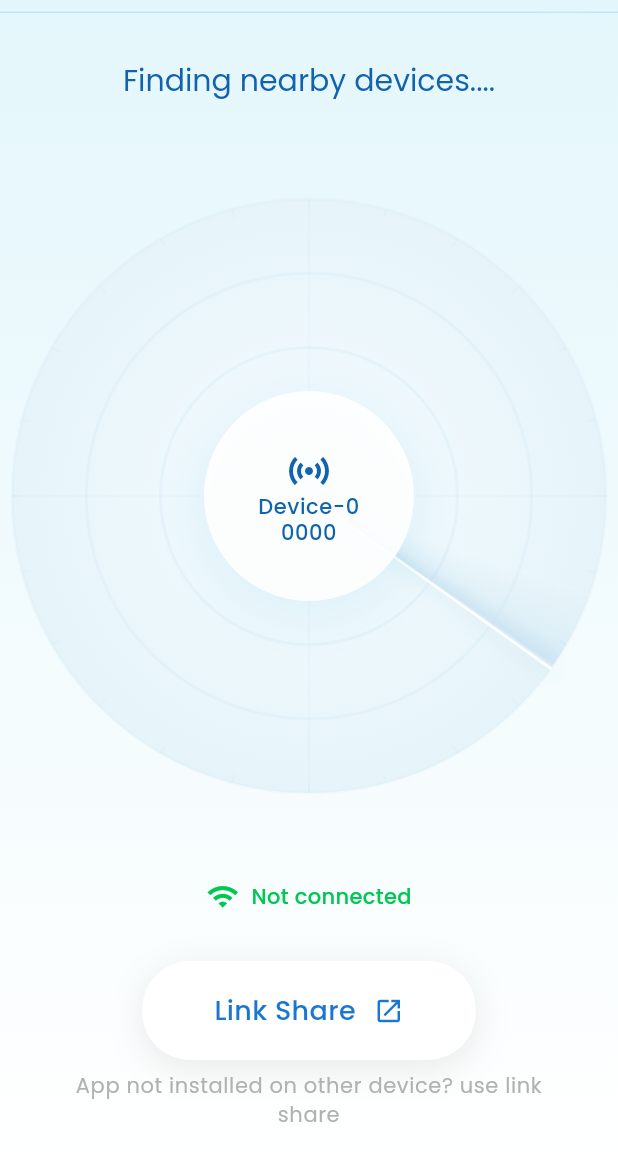
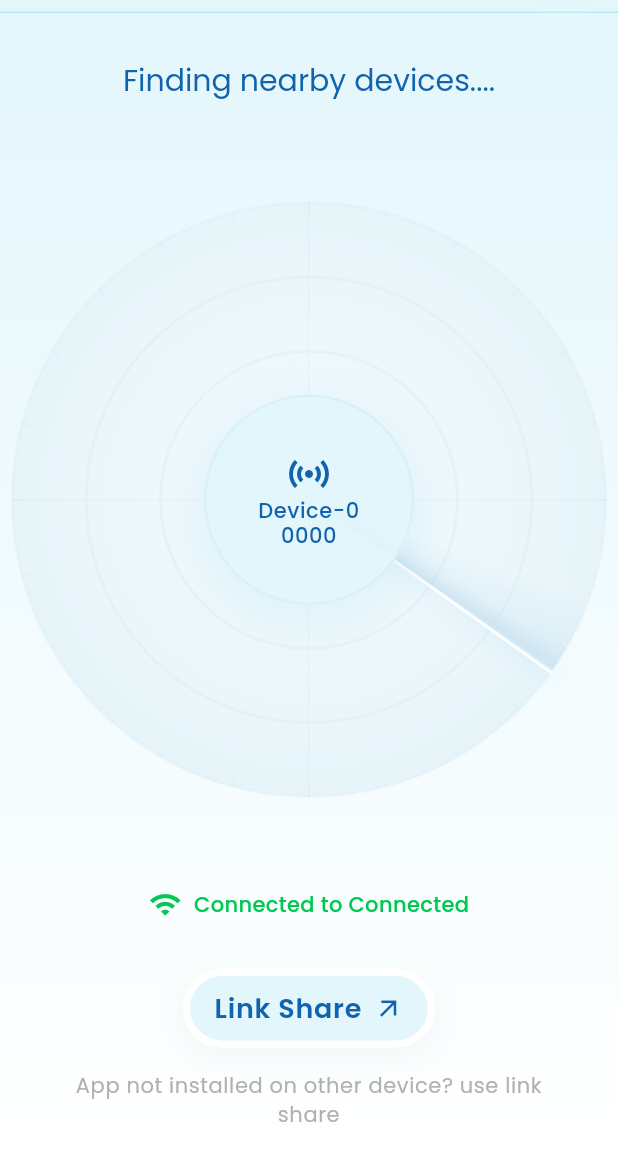
Before and after one commit to dinesh-hannurkar/cpft, a Flutter app: the screen it shows after launch, after a tap on "Use auto-generated name", on a phone screen of 412 x 824 dp, the part 71-1236 px from its top. Run offline on Flutter 3.47's test engine with Material 3 defaults, Android fonts, the phone set to English and light mode, and no system bars; our stand-ins replace file_picker, open_filex, permission_handler, share_plus, shared_preferences, shelf and 1 more; missing offline and left inert: flutter_foreground_task, network_info_plus, nsd; statements that could not run were skipped.

Commit message:
home screen UI completed

```diff
--- a/lib/features/home/presentation/home_screen.dart
+++ b/lib/features/home/presentation/home_screen.dart
@@ -4,6 +4,7 @@ import 'package:cpft/core/constants/app_sizes.dart';
 import 'package:flutter/material.dart';
 import '../../../services/discovery_service.dart';
 import '../../../utils/network_utils.dart';
+import '../../../utils/permissions.dart';
 import '../controllers/home_controller.dart';
 import 'widgets/radar_view.dart';
 import 'widgets/device_dot.dart';
@@ -31,23 +32,50 @@ class _HomeScreenState extends State<HomeScreen> {
   @override
   void initState() {
     super.initState();
+    print("=== HomeScreen initState called ===");
     controller = HomeController(
       discoveryService: widget.discoveryService,
       myDeviceName: widget.myDeviceName,
     );
     controller.init();
-    NetworkUtils.getLanIPv4().then((ip) {
-      if (!mounted) return;
-      setState(() {
-        _networkName = ip != null ? 'Local ($ip)' : null;
-      });
-    });
+    _initializeNetworkName();
   }
 
   @override
   void dispose() {
     controller.dispose();
     super.dispose();
+  }
+
+  Future<void> _initializeNetworkName() async {
+    print("=== _initializeNetworkName called ===");
+    // Request permissions first
+    final permissionsGranted = await AppPermissions.requestNetworkPermissions();
+
+    if (!permissionsGranted) {
+      print('Permissions not granted - WiFi name may not be available');
+      // Check if location permission is permanently denied
+      final locationGranted = await AppPermissions.checkLocationPermission();
+      if (!locationGranted) {
+        print(
+          'Location permission required for WiFi name. Please enable in Settings.',
+        );
+        // Could show a dialog here to guide user to settings
+      }
+    }
+
+    // Get network name (WiFi name or IP-based fallback)
+    final networkName = await NetworkUtils.getWifiName();
+    print(
+      networkName != null
+          ? 'Network name obtained: $networkName'
+          : 'No network name obtained',
+    );
+    if (mounted) {
+      setState(() {
+        _networkName = networkName;
+      });
+    }
   }
 
   @override
@@ -65,7 +93,8 @@ class _HomeScreenState extends State<HomeScreen> {
           double angle = (hash % 360) * pi / 180.0;
           // Keep dots outside center circle: 0.60 .. 0.85 with a tiny radial jitter to reduce overlaps
           double dist = 0.60 + (hash % 50) / 200.0; // 0.60..0.85 base
-          final double jitter = (((hash >> 8) % 7) - 3) / 100.0; // -0.03 .. +0.03
+          final double jitter =
+              (((hash >> 8) % 7) - 3) / 100.0; // -0.03 .. +0.03
           dist = (dist + jitter).clamp(0.58, 0.88);
           // Compute a bucket based on distance to reduce collisions on same ring
           final int bucket = (dist * 10).floor(); // 6..8 typical
@@ -119,9 +148,8 @@ class _HomeScreenState extends State<HomeScreen> {
                     Center(
                       child: Text(
                         'CPFT',
-                        style: Theme.of(context).textTheme.headlineMedium?.apply(
-                          color: AppColors.primary,
-                        ),
+                        style: Theme.of(context).textTheme.headlineMedium
+                            ?.apply(color: AppColors.primary),
                       ),
                     ),
                     Positioned(
@@ -164,7 +192,9 @@ class _HomeScreenState extends State<HomeScreen> {
                       child: AspectRatio(
                         aspectRatio: 1,
                         child: Padding(
-                          padding: const EdgeInsets.symmetric(horizontal: AppSizes.sm),
+                          padding: const EdgeInsets.symmetric(
+                            horizontal: AppSizes.sm,
+                          ),
                           child: RadarView(
                             sweepAngle: controller.sweepAngle,
                             deviceDots: dots,
@@ -176,11 +206,21 @@ class _HomeScreenState extends State<HomeScreen> {
                                 // vertical: AppSizes.xs,
                               ),
                               decoration: BoxDecoration(
-                                color: AppColors.white.withValues(alpha: 0.9),
+                                color: AppColors.secondary.withValues(
+                                  alpha: 0.9,
+                                ),
                                 shape: BoxShape.circle,
+                                border: Border.all(
+                                  color: Color(
+                                    0xFFB8D9ED,
+                                  ).withValues(alpha: 0.2),
+                                  width: 1.5,
+                                ),
                                 boxShadow: [
                                   BoxShadow(
-                                    color: AppColors.skyBlue.withValues(alpha: 0.1),
+                                    color: AppColors.skyBlue.withValues(
+                                      alpha: 0.1,
+                                    ),
                                     blurRadius: 30,
                                     spreadRadius: 5,
                                     offset: const Offset(0, 8),
@@ -202,9 +242,7 @@ class _HomeScreenState extends State<HomeScreen> {
                                     softWrap: true,
                                     maxLines: 2,
                                     overflow: TextOverflow.ellipsis,
-                                    style: Theme.of(context)
-                                        .textTheme
-                                        .bodySmall
+                                    style: Theme.of(context).textTheme.bodySmall
                                         ?.copyWith(
                                           color: AppColors.primary,
                                           fontWeight: FontWeight.w500,
@@ -243,16 +281,16 @@ class _HomeScreenState extends State<HomeScreen> {
                             );
                           },
                         ),
-                        const SizedBox(height: AppSizes.sm),
+                        const SizedBox(height: AppSizes.md),
                         Padding(
-                          padding:
-                              const EdgeInsets.symmetric(horizontal: AppSizes.xl),
+                          padding: const EdgeInsets.symmetric(
+                            horizontal: AppSizes.xl,
+                          ),
                           child: Text(
                             'App not installed on other device? use link share',
                             textAlign: TextAlign.center,
-                            style: Theme.of(context).textTheme.bodySmall?.copyWith(
-                                  color: AppColors.greyLight,
-                                ),
+                            style: Theme.of(context).textTheme.bodySmall
+                                ?.copyWith(color: AppColors.greyLight),
                           ),
                         ),
                       ],
--- a/lib/features/home/presentation/widgets/link_share_button.dart
+++ b/lib/features/home/presentation/widgets/link_share_button.dart
@@ -1,3 +1,5 @@
+import 'package:cpft/core/constants/app_colors.dart';
+import 'package:cpft/core/constants/app_sizes.dart';
 import 'package:flutter/material.dart';
 
 class LinkShareButton extends StatelessWidget {
@@ -9,27 +11,34 @@ class LinkShareButton extends StatelessWidget {
     return GestureDetector(
       onTap: onPressed,
       child: Container(
-        padding: const EdgeInsets.symmetric(horizontal: 48, vertical: 20),
+        padding: const EdgeInsets.symmetric(
+          horizontal: AppSizes.md,
+          vertical: AppSizes.sm,
+        ),
         decoration: BoxDecoration(
-          color: Colors.white,
-          borderRadius: BorderRadius.circular(32),
+          color: AppColors.secondary,
+          borderRadius: BorderRadius.circular(AppSizes.cardRadiusLg * 10),
+          border: Border.all(color: AppColors.white, width: 5),
           boxShadow: const [
-            BoxShadow(color: Color(0x15000000), blurRadius: 20, offset: Offset(0, 6)),
+            BoxShadow(
+              color: AppColors.lightSecondary,
+              blurRadius: 20,
+              offset: Offset(0, 6),
+            ),
           ],
         ),
         child: Row(
           mainAxisSize: MainAxisSize.min,
-          children: const [
+          children: [
             Text(
               'Link Share',
-              style: TextStyle(
-                color: Color(0xFF1976D2),
-                fontSize: 18,
-                fontWeight: FontWeight.w500,
+              style: Theme.of(context).textTheme.bodyLarge?.copyWith(
+                color: AppColors.primary,
+                fontWeight: FontWeight.w600,
               ),
             ),
-            SizedBox(width: 12),
-            Icon(Icons.open_in_new, color: Color(0xFF1976D2), size: 20),
+            SizedBox(width: AppSizes.sm),
+            Icon(Icons.arrow_outward, color: AppColors.primary, size: 20),
           ],
         ),
       ),
--- a/lib/features/home/presentation/widgets/network_banner.dart
+++ b/lib/features/home/presentation/widgets/network_banner.dart
@@ -15,7 +15,7 @@ class NetworkBanner extends StatelessWidget {
           Icon(Icons.wifi, color: green, size: 22),
           const SizedBox(width: 8),
           Text(
-            networkName != null ? 'Connected to $networkName network' : 'Not connected',
+            networkName != null ? 'Connected to $networkName' : 'Not connected',
             style: TextStyle(color: green, fontWeight: FontWeight.w500, fontSize: 14),
           ),
         ],
--- a/lib/main.dart
+++ b/lib/main.dart
@@ -108,11 +108,14 @@ class _PermissionWrapperState extends State<PermissionWrapper> {
   }
 
   Future<void> _initialize() async {
+    print("=== PermissionWrapper _initialize called ===");
     await _checkPermissions();
     _deviceName = await _getDeviceName();
+    print("=== Device name loaded: $_deviceName ===");
 
     // Navigate based on device name after initialization is complete
     if (_deviceName == null) {
+      print("=== Navigating to setup screen ===");
       if (mounted) {
         Navigator.of(context).pushReplacementNamed('/setup');
       }
@@ -127,6 +130,7 @@ class _PermissionWrapperState extends State<PermissionWrapper> {
     });
 
     final granted = await AppPermissions.requestNetworkPermissions();
+    print("=== Permissions granted: $granted ===");
 
     // For iOS, also show Local Network permission instructions
     if (Platform.isIOS) {
@@ -165,7 +169,7 @@ class _PermissionWrapperState extends State<PermissionWrapper> {
       );
     }
 
-    if (!_permissionsGranted) {
+  if (!_permissionsGranted) {
       return Scaffold(
         resizeToAvoidBottomInset: false,
         body: Center(
@@ -192,10 +196,10 @@ class _PermissionWrapperState extends State<PermissionWrapper> {
                   child: const Text('Grant Permissions'),
                 ),
                 const SizedBox(height: 16),
-                TextButton(
-                  onPressed: AppPermissions.openSettingsIfNeeded,
-                  child: const Text('Open Settings'),
-                ),
+                      TextButton(
+                        onPressed: AppPermissions.openLocationSettings,
+                        child: const Text('Open Settings'),
+                      ),
               ],
             ),
           ),
@@ -205,6 +209,7 @@ class _PermissionWrapperState extends State<PermissionWrapper> {
 
     // If device name is set, show home screen
     if (_deviceName != null) {
+      print("=== Creating HomeScreen with device name: $_deviceName ===");
       final discovery = DiscoveryService(
         alias: _deviceName!,
         deviceModel: Platform.operatingSystem,
--- a/lib/utils/network_utils.dart
+++ b/lib/utils/network_utils.dart
@@ -1,4 +1,6 @@
 import 'dart:io';
+import 'package:network_info_plus/network_info_plus.dart';
+import 'package:permission_handler/permission_handler.dart';
 
 class NetworkUtils {
   /// Try to find a LAN IPv4 address.
@@ -15,4 +17,40 @@ class NetworkUtils {
     } catch (_) {}
     return null;
   }
+
+  /// Get the current WiFi SSID (network name).
+  static Future<String?> getWifiName() async {
+    try {
+      // On Android 10+ location permission (fine + precise) is required for SSID
+      if (Platform.isAndroid) {
+        final status = await Permission.location.status;
+        if (!status.isGranted) {
+          final req = await Permission.location.request();
+          if (!req.isGranted) {
+            print('Android location not granted; cannot read SSID');
+            return await _fallbackNetworkName();
+          }
+        }
+      }
+
+      final networkInfo = NetworkInfo();
+      final wifiName = await networkInfo.getWifiName();
+      print('WiFi name retrieved: $wifiName');
+      if (wifiName != null && wifiName.trim().isNotEmpty && wifiName != 'unknown ssid') {
+        return wifiName.trim();
+      }
+    } catch (e) {
+      print('Error getting WiFi name: $e');
+      // WiFi name access failed (likely iOS restrictions), fall back to IP
+    }
+    return await _fallbackNetworkName();
+  }
+
+  static Future<String> _fallbackNetworkName() async {
+    try {
+      final ip = await getLanIPv4();
+      if (ip != null) return 'Local ($ip)';
+    } catch (_) {}
+    return 'Connected';
+  }
 }
--- a/lib/utils/permissions.dart
+++ b/lib/utils/permissions.dart
@@ -12,38 +12,64 @@ class AppPermissions {
   }
 
   static Future<bool> _requestAndroidPermissions() async {
-    // On Android, we need location permission for WiFi operations
-    final locationStatus = await Permission.location.request();
-    if (locationStatus.isDenied || locationStatus.isPermanentlyDenied) {
-      print('Location permission denied. This is required for device discovery on Android.');
-      return false;
+    // Android WiFi SSID access requires location (fine or coarse depending on API level)
+    final fine = await Permission.location.status;
+    if (!fine.isGranted) {
+      final req = await Permission.location.request();
+      if (!req.isGranted) {
+        print('Android fine location denied; SSID and discovery may be limited.');
+        return false;
+      }
     }
 
-    // Also request WiFi state permission if available
-    final wifiStatus = await Permission.locationWhenInUse.request();
-    if (wifiStatus.isDenied || wifiStatus.isPermanentlyDenied) {
-      print('Location permission (when in use) denied. Device discovery may not work properly.');
-      return false;
+    // Coarse (for older patterns) - permission_handler maps both
+    final coarse = await Permission.locationWhenInUse.status; // may mirror fine
+    if (!coarse.isGranted) {
+      final req2 = await Permission.locationWhenInUse.request();
+      if (!req2.isGranted) {
+        print('Android coarse/when-in-use location denied; continuing with fine only.');
+      }
     }
-
     return true;
   }
 
   static Future<bool> _requestIOSPermissions() async {
-    // On iOS 14+, local network permission is handled automatically by the system
-    // when NSLocalNetworkUsageDescription is present in Info.plist
-    // We don't need to explicitly request it via permission_handler
-    return true;
+    // On iOS, we need location permission for WiFi information access
+    final locationStatus = await Permission.locationWhenInUse.status;
+    print('iOS Location permission current status: $locationStatus');
+
+    if (locationStatus.isGranted) {
+      print('Location permission already granted');
+      return true;
+    }
+
+    if (locationStatus.isPermanentlyDenied) {
+      print('Location permission permanently denied. User must enable in Settings.');
+      print('Please go to: Settings > Privacy & Security > Location Services > [App Name] > Allow');
+      // Don't try to request again, just inform user
+      return false;
+    }
+
+    // Try to request permission
+    final requestResult = await Permission.locationWhenInUse.request();
+    print('iOS Location permission request result: $requestResult');
+
+    if (requestResult.isGranted) {
+      print('Location permission granted successfully');
+      return true;
+    } else {
+      print('Location permission denied or restricted');
+      return false;
+    }
   }
 
-  static Future<void> openSettingsIfNeeded() async {
-    if (Platform.isAndroid) {
-      final locationStatus = await Permission.location.status;
-      final locationWhenInUseStatus = await Permission.locationWhenInUse.status;
+  static Future<void> openLocationSettings() async {
+    print('Opening app settings for location permission...');
+    await openAppSettings();
+  }
 
-      if (locationStatus.isPermanentlyDenied || locationWhenInUseStatus.isPermanentlyDenied) {
-        await openAppSettings();
-      }
-    }
+  static Future<bool> checkLocationPermission() async {
+    final status = await Permission.locationWhenInUse.status;
+    return status.isGranted;
   }
 }
--- a/pubspec.yaml
+++ b/pubspec.yaml
@@ -1,5 +1,5 @@
 name: cpft
-description: "A new Flutter project."
+description: A new Flutter project.
 publish_to: 'none'
 version: 0.1.0
 
@@ -23,6 +23,7 @@ dependencies:
   flutter_foreground_task: ^8.11.0
   mime: ^1.0.5
   intl: ^0.19.0
+  network_info_plus: ^6.0.0
 
 dev_dependencies:
   flutter_test:
```
Also changed, not shown: pubspec.lock, 6 other files. Lines whose indentation alone changed are shown as unchanged.
